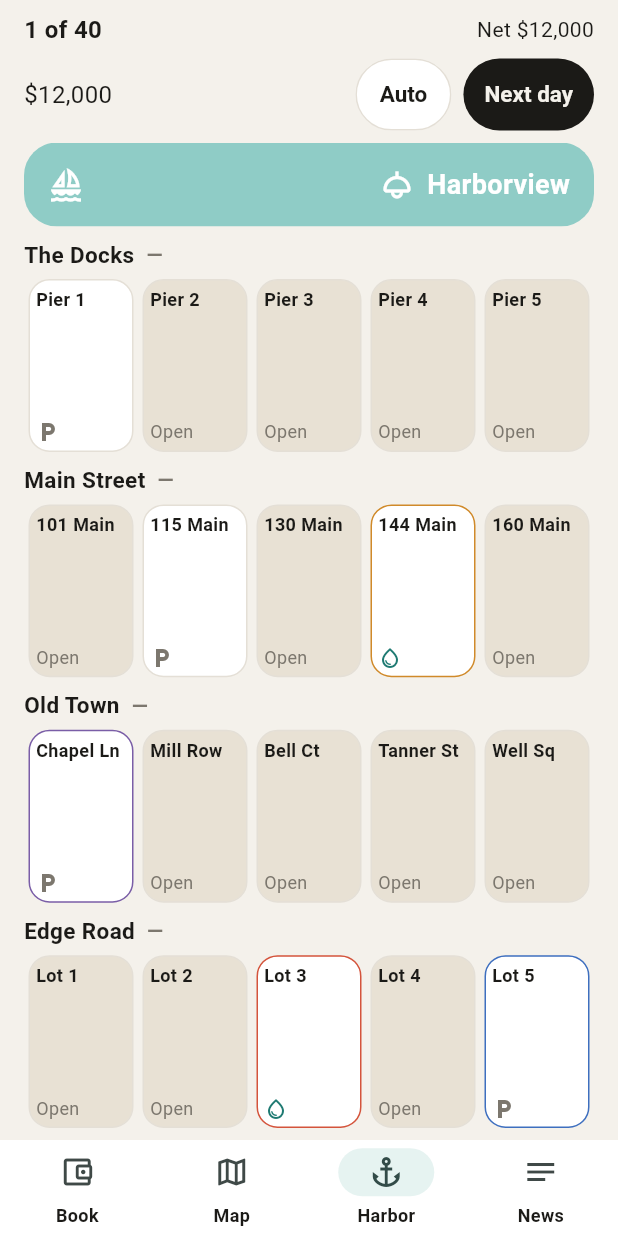
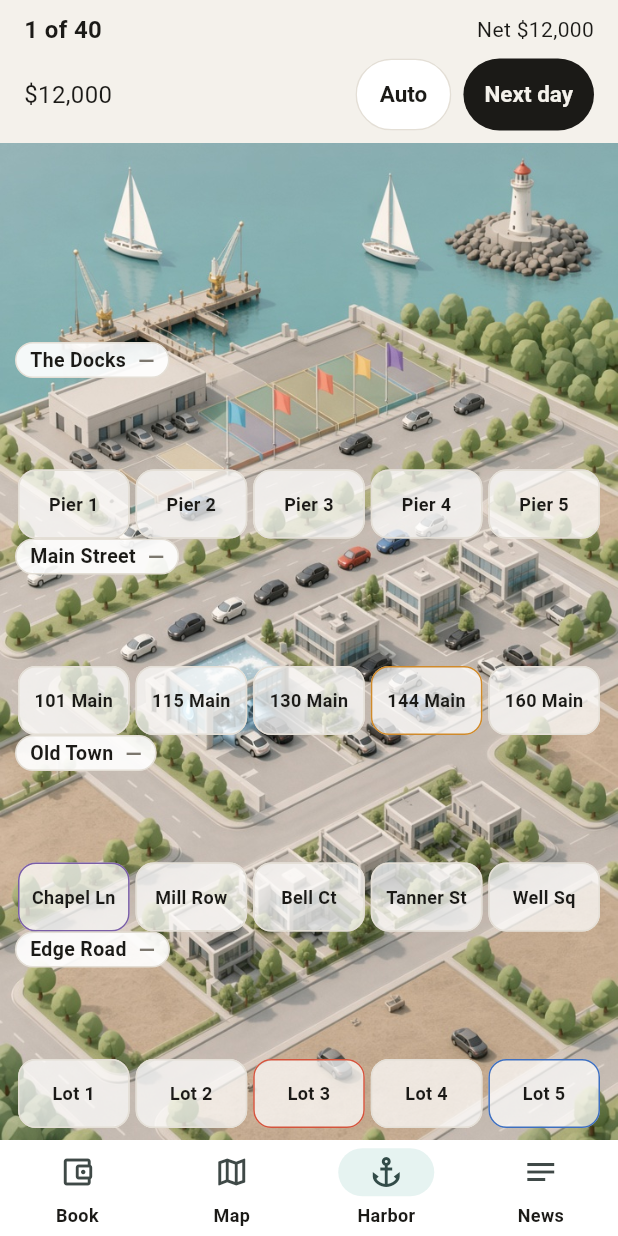
Before and after one commit to balapro4359/balapro4359, a Flutter app: the screen it shows after launch, after a tap on "Open Harborview", on a phone screen of 412 x 824 dp. Run offline on Flutter 3.47's test engine with Material 3 defaults, Android fonts, the phone set to English and light mode, and no system bars; our stand-ins replace flutter_riverpod.

Commit message:
Show the island, harbor, mine, and valley.
The map and the cities use the agreed world plates. Live labels sit on the pictures. Ironridge and Greenvale still have no prices.

Co-authored-by: balapro4359 <balapro4359@users.noreply.github.com>

```diff
--- a/apps/mobile/lib/pages.dart
+++ b/apps/mobile/lib/pages.dart
@@ -6,6 +6,7 @@ import 'controller.dart';
 import 'format.dart';
 import 'theme.dart';
 import 'widgets.dart';
+import 'world.dart';
 
 class BookPage extends StatelessWidget {
   const BookPage({super.key, required this.game, required this.onOpenHarbor});
@@ -307,6 +308,89 @@ class _ResultCard extends StatelessWidget {
   }
 }
 
+void _openPlace(BuildContext context, String id) {
+  final iron = id == 'ironridge';
+  Navigator.of(context).push(
+    PageRouteBuilder<void>(
+      transitionDuration: motionOf(context),
+      reverseTransitionDuration: motionOf(context),
+      pageBuilder: (context, animation, secondary) {
+        return FadeTransition(
+          opacity: animation,
+          child: _ClosedCity(
+            name: iron ? 'Ironridge' : 'Greenvale',
+            line: iron ? 'One mine, fast and fragile' : 'A farming valley, slow and steady',
+            asset: iron ? 'assets/world/ironridge.jpg' : 'assets/world/greenvale.jpg',
+          ),
+        );
+      },
+    ),
+  );
+}
+
+class _ClosedCity extends StatelessWidget {
+  const _ClosedCity({required this.name, required this.line, required this.asset});
+
+  final String name;
+  final String line;
+  final String asset;
+
+  @override
+  Widget build(BuildContext context) {
+    final palette = HoldingsPalette.of(context);
+    return Scaffold(
+      backgroundColor: palette.bg,
+      body: Stack(
+        children: [
+          Positioned.fill(child: WorldPlate(asset: asset)),
+          SafeArea(
+            child: Align(
+              alignment: Alignment.topLeft,
+              child: Padding(
+                padding: const EdgeInsets.all(12),
+                child: IconButton.filled(
+                  onPressed: () => Navigator.of(context).pop(),
+                  icon: const Icon(Icons.arrow_back),
+                  tooltip: 'Back to the island',
+                  style: IconButton.styleFrom(
+                    backgroundColor: palette.card,
+                    foregroundColor: palette.ink,
+                    minimumSize: const Size(48, 48),
+                  ),
+                ),
+              ),
+            ),
+          ),
+          Align(
+            alignment: Alignment.bottomCenter,
+            child: SafeArea(
+              child: Padding(
+                padding: const EdgeInsets.fromLTRB(16, 0, 16, 12),
+                child: SoftCard(
+                  child: Column(
+                    mainAxisSize: MainAxisSize.min,
+                    crossAxisAlignment: CrossAxisAlignment.start,
+                    children: [
+                      Text(name, style: const TextStyle(fontSize: 22, fontWeight: FontWeight.w600)),
+                      const SizedBox(height: 4),
+                      Text(line, style: const TextStyle(fontSize: 15)),
+                      const SizedBox(height: 8),
+                      const Text(
+                        'Prices for this city are not in the book yet.',
+                        style: TextStyle(fontSize: 15, height: 1.35),
+                      ),
+                    ],
+                  ),
+                ),
+              ),
+            ),
+          ),
+        ],
+      ),
+    );
+  }
+}
+
 class MapPage extends StatelessWidget {
   const MapPage({super.key, required this.game, required this.onOpenHarbor});
 
@@ -318,20 +402,17 @@ class MapPage extends StatelessWidget {
     final palette = HoldingsPalette.of(context);
     final changes = game.streets.map((street) => game.streetChange(street.id, 1)).whereType<double>();
     final harborChange = changes.isEmpty ? null : changes.reduce((a, b) => a + b) / game.streets.length;
-    return ListView(
-      padding: const EdgeInsets.fromLTRB(20, 16, 20, 32),
+    return LayoutBuilder(
+      builder: (context, constraints) {
+        final h = constraints.maxHeight;
+        return Stack(
           children: [
-        const Text(
-          'The island',
-          style: TextStyle(fontSize: 28, fontWeight: FontWeight.w600, letterSpacing: -0.6),
-        ),
-        const SizedBox(height: 6),
-        Text(
-          'Three cities. Harborview is the open book.',
-          style: TextStyle(color: palette.muted, fontSize: 15),
-        ),
-        const SizedBox(height: 16),
-        _CityCard(
+            const Positioned.fill(child: WorldPlate(asset: 'assets/world/island.jpg')),
+            Positioned(
+              left: 48,
+              right: 48,
+              top: h * 0.18,
+              child: _CityCard(
                 name: 'Harborview',
                 line: 'Port and trade',
                 detail: 'Buy land, build, and sell today.',
@@ -340,25 +421,38 @@ class MapPage extends StatelessWidget {
                 fragilityColor: palette.teal,
                 onTap: onOpenHarbor,
               ),
-        const SizedBox(height: 12),
-        _CityCard(
+            ),
+            Positioned(
+              left: 48,
+              right: 48,
+              top: h * 0.46,
+              child: _CityCard(
                 name: 'Ironridge',
                 line: 'One mine, fast and fragile',
                 detail: 'Prices for this city are not in the book yet.',
                 fragility: 0.86,
                 fragilityColor: palette.coral,
                 closed: true,
+                onTap: () => _openPlace(context, 'ironridge'),
               ),
-        const SizedBox(height: 12),
-        _CityCard(
+            ),
+            Positioned(
+              left: 48,
+              right: 48,
+              top: h * 0.72,
+              child: _CityCard(
                 name: 'Greenvale',
                 line: 'A farming valley, slow and steady',
                 detail: 'Prices for this city are not in the book yet.',
                 fragility: 0.18,
                 fragilityColor: palette.teal,
                 closed: true,
+                onTap: () => _openPlace(context, 'greenvale'),
+              ),
             ),
           ],
+        );
+      },
     );
   }
 }
@@ -395,7 +489,7 @@ class _CityCard extends StatelessWidget {
         borderRadius: BorderRadius.circular(22),
         child: Container(
           constraints: const BoxConstraints(minHeight: 48),
-          padding: const EdgeInsets.all(18),
+          padding: const EdgeInsets.fromLTRB(12, 8, 12, 8),
           decoration: BoxDecoration(
             borderRadius: BorderRadius.circular(22),
             border: Border.all(color: palette.line),
@@ -406,7 +500,7 @@ class _CityCard extends StatelessWidget {
               Row(
                 children: [
                   Expanded(
-                    child: Text(name, style: const TextStyle(fontSize: 20, fontWeight: FontWeight.w600)),
+                    child: Text(name, style: const TextStyle(fontSize: 16, fontWeight: FontWeight.w600)),
                   ),
                   if (change != null) StreetChange(change: change),
                   if (closed)
@@ -422,22 +516,19 @@ class _CityCard extends StatelessWidget {
                     ),
                 ],
               ),
-              const SizedBox(height: 4),
-              Text(line, style: const TextStyle(fontSize: 15)),
-              const SizedBox(height: 10),
+              Text(line, style: const TextStyle(fontSize: 13)),
+              const SizedBox(height: 6),
               ClipRRect(
                 borderRadius: BorderRadius.circular(99),
                 child: LinearProgressIndicator(
                   value: fragility,
-                  minHeight: 6,
+                  minHeight: 4,
                   backgroundColor: palette.line,
                   color: fragilityColor,
                 ),
               ),
-              const SizedBox(height: 6),
-              Text('Fragility', style: TextStyle(color: palette.muted, fontSize: 12)),
-              const SizedBox(height: 8),
-              Text(detail, style: TextStyle(color: palette.muted, fontSize: 14)),
+              const SizedBox(height: 4),
+              Text(detail, style: TextStyle(color: palette.muted, fontSize: 12)),
             ],
           ),
         ),
@@ -461,17 +552,23 @@ class HarborPage extends StatelessWidget {
         Expanded(
           child: LayoutBuilder(
             builder: (context, constraints) {
+              final night = Theme.of(context).brightness == Brightness.dark;
               return InteractiveViewer(
                 minScale: 1,
                 maxScale: 2.6,
                 child: SizedBox(
                   width: constraints.maxWidth,
                   height: constraints.maxHeight,
-                  child: Padding(
-                    padding: const EdgeInsets.fromLTRB(16, 0, 16, 8),
+                  child: Stack(
+                    children: [
+                      Positioned.fill(child: WorldPlate(asset: harborPlate(night ? Brightness.dark : Brightness.light))),
+                      Positioned(
+                        left: 10,
+                        right: 10,
+                        top: constraints.maxHeight * 0.2,
+                        bottom: 8,
                         child: Column(
                           children: [
-                        const _WaterBand(),
                             for (final street in game.streets)
                               Expanded(
                                 child: _StreetRow(
@@ -486,6 +583,8 @@ class HarborPage extends StatelessWidget {
                               ),
                           ],
                         ),
+                      ),
+                    ],
                   ),
                 ),
               );
@@ -611,110 +710,6 @@ class _TinyButton extends StatelessWidget {
   }
 }
 
-class _WaterBand extends StatefulWidget {
-  const _WaterBand();
-
-  @override
-  State<_WaterBand> createState() => _WaterBandState();
-}
-
-class _WaterBandState extends State<_WaterBand> with SingleTickerProviderStateMixin {
-  late final AnimationController _beam;
-
-  @override
-  void initState() {
-    super.initState();
-    _beam = AnimationController(vsync: this, duration: const Duration(milliseconds: 3600));
-  }
-
-  @override
-  void didChangeDependencies() {
-    super.didChangeDependencies();
-    final night = Theme.of(context).brightness == Brightness.dark;
-    final reduce = MediaQuery.disableAnimationsOf(context);
-    if (night && !reduce) {
-      if (!_beam.isAnimating) _beam.repeat();
-    } else if (_beam.isAnimating) {
-      _beam.stop();
-    }
-  }
-
-  @override
-  void dispose() {
-    _beam.dispose();
-    super.dispose();
-  }
-
-  @override
-  Widget build(BuildContext context) {
-    final palette = HoldingsPalette.of(context);
-    final night = Theme.of(context).brightness == Brightness.dark;
-    return ClipRRect(
-      borderRadius: BorderRadius.circular(22),
-      child: SizedBox(
-        height: 56,
-        child: AnimatedBuilder(
-          animation: _beam,
-          builder: (context, _) {
-            return CustomPaint(
-              painter: _WaterPainter(
-                color: palette.water,
-                beam: night ? _beam.value : null,
-                ink: palette.onWater,
-              ),
-              child: Padding(
-                padding: const EdgeInsets.symmetric(horizontal: 16),
-                child: Row(
-                  children: [
-                    Icon(Icons.sailing_outlined, color: palette.onWater),
-                    const Spacer(),
-                    Icon(Icons.light_outlined, color: palette.onWater),
-                    const SizedBox(width: 8),
-                    Text(
-                      'Harborview',
-                      style: TextStyle(
-                        color: palette.onWater,
-                        fontSize: 18,
-                        fontWeight: FontWeight.w600,
-                      ),
-                    ),
-                  ],
-                ),
-              ),
-            );
-          },
-        ),
-      ),
-    );
-  }
-}
-
-class _WaterPainter extends CustomPainter {
-  _WaterPainter({required this.color, required this.ink, required this.beam});
-
-  final Color color;
-  final Color ink;
-  final double? beam;
-
-  @override
-  void paint(Canvas canvas, Size size) {
-    canvas.drawRect(Offset.zero & size, Paint()..color = color);
-    final sweep = beam;
-    if (sweep == null) return;
-    final angle = (sweep * 2 - 1) * 0.9;
-    final origin = Offset(size.width - 28, size.height * 0.45);
-    final path = Path()
-      ..moveTo(origin.dx, origin.dy)
-      ..lineTo(origin.dx - 180, origin.dy + 70 * angle)
-      ..lineTo(origin.dx - 40, origin.dy + 18 * angle)
-      ..close();
-    canvas.drawPath(path, Paint()..color = ink.withValues(alpha: 0.16));
-  }
-
-  @override
-  bool shouldRepaint(covariant _WaterPainter old) => old.beam != beam || old.color != color;
-}
-
 class _StreetRow extends StatelessWidget {
   const _StreetRow({
     required this.game,
@@ -732,31 +727,45 @@ class _StreetRow extends StatelessWidget {
   Widget build(BuildContext context) {
     final palette = HoldingsPalette.of(context);
     final plots = game.plots.where((plot) => plot.streetId == street.id).toList();
+    return LayoutBuilder(
+      builder: (context, constraints) {
+        final pinHeight = (constraints.maxHeight - 28).clamp(20.0, 46.0);
         return Column(
       crossAxisAlignment: CrossAxisAlignment.start,
       children: [
-        const SizedBox(height: 8),
-        Row(
+        DecoratedBox(
+          decoration: BoxDecoration(
+            color: palette.card.withValues(alpha: 0.92),
+            borderRadius: BorderRadius.circular(99),
+            border: Border.all(color: palette.line),
+          ),
+          child: Padding(
+            padding: const EdgeInsets.symmetric(horizontal: 10, vertical: 2),
+            child: Row(
+              mainAxisSize: MainAxisSize.min,
               children: [
-            Text(street.name, style: const TextStyle(fontWeight: FontWeight.w600, fontSize: 15)),
+                Text(street.name, style: const TextStyle(fontWeight: FontWeight.w600, fontSize: 13)),
                 const SizedBox(width: 8),
                 StreetChange(change: game.streetChange(street.id, 1)),
                 if (street.rumor != null) ...[
-              const SizedBox(width: 8),
-              Text('!', style: TextStyle(color: palette.coral, fontWeight: FontWeight.w700, fontSize: 16)),
+                  const SizedBox(width: 6),
+                  Text('!', style: TextStyle(color: palette.coral, fontWeight: FontWeight.w700, fontSize: 14)),
                 ],
               ],
             ),
-        const SizedBox(height: 6),
-        Expanded(
+          ),
+        ),
+        const Spacer(),
+        SizedBox(
+          height: pinHeight,
           child: Row(
             crossAxisAlignment: CrossAxisAlignment.stretch,
             children: [
               for (final plot in plots)
                 Expanded(
                   child: Padding(
-                    padding: const EdgeInsets.symmetric(horizontal: 3),
-                    child: _PlotTile(
+                    padding: const EdgeInsets.symmetric(horizontal: 2),
+                    child: _PlotPin(
                       plot: plot,
                       game: game,
                       selected: plot.id == selectedId,
@@ -769,11 +778,13 @@ class _StreetRow extends StatelessWidget {
         ),
       ],
     );
+      },
+    );
   }
 }
 
-class _PlotTile extends StatefulWidget {
-  const _PlotTile({
+class _PlotPin extends StatelessWidget {
+  const _PlotPin({
     required this.plot,
     required this.game,
     required this.selected,
@@ -786,96 +797,50 @@ class _PlotTile extends StatefulWidget {
   final VoidCallback onTap;
 
   @override
-  State<_PlotTile> createState() => _PlotTileState();
-}
-
-class _PlotTileState extends State<_PlotTile> with SingleTickerProviderStateMixin {
-  late final AnimationController _pulse;
-
-  @override
-  void initState() {
-    super.initState();
-    _pulse = AnimationController(vsync: this, duration: const Duration(milliseconds: 900));
-  }
-
-  @override
-  void didChangeDependencies() {
-    super.didChangeDependencies();
-    _sync();
-  }
-
-  @override
-  void didUpdateWidget(covariant _PlotTile oldWidget) {
-    super.didUpdateWidget(oldWidget);
-    _sync();
-  }
-
-  void _sync() {
-    final reduce = MediaQuery.disableAnimationsOf(context);
-    if (widget.selected && !reduce) {
-      if (!_pulse.isAnimating) _pulse.repeat(reverse: true);
-    } else if (_pulse.isAnimating || _pulse.value != 0) {
-      _pulse.stop();
-      _pulse.value = 0;
-    }
-  }
-
-  @override
-  void dispose() {
-    _pulse.dispose();
-    super.dispose();
-  }
-
-  @override
   Widget build(BuildContext context) {
     final palette = HoldingsPalette.of(context);
-    final plot = widget.plot;
-    final income = widget.game.lastIncome[plot.id];
-    return GestureDetector(
-      onTap: widget.onTap,
-      child: AnimatedBuilder(
-        animation: _pulse,
-        builder: (context, _) {
-          final bounce = widget.selected ? (1 - _pulse.value) * 4 : 0.0;
-          return Stack(
-            children: [
-              Positioned.fill(
+    final income = game.lastIncome[plot.id];
+    final owned = plot.ownerId != null;
+    return Material(
+      color: palette.card.withValues(alpha: 0.72),
+      borderRadius: BorderRadius.circular(12),
+      child: InkWell(
+        onTap: onTap,
+        borderRadius: BorderRadius.circular(12),
         child: AnimatedContainer(
           duration: motionOf(context),
           curve: Curves.easeOutCubic,
-                  padding: const EdgeInsets.all(4),
+          padding: const EdgeInsets.symmetric(horizontal: 4, vertical: 4),
           decoration: BoxDecoration(
-                    color: plot.building == null ? palette.sand : palette.card,
-                    borderRadius: BorderRadius.circular(14),
+            borderRadius: BorderRadius.circular(12),
             border: Border.all(
-                      color: widget.selected
-                          ? palette.teal.withValues(alpha: 0.55 + _pulse.value * 0.45)
-                          : plot.ownerId != null
+              color: selected
+                  ? palette.teal
+                  : owned
                       ? ownerColor(plot.ownerId)
                       : palette.line,
-                      width: widget.selected ? 2 : 1,
+              width: selected ? 2 : 1,
             ),
           ),
           child: LayoutBuilder(
             builder: (context, constraints) {
-                      if (constraints.maxHeight < 16) return const SizedBox.shrink();
-                      final showMark = constraints.maxHeight >= 44;
-                      final showIncome = income != null && constraints.maxHeight >= 62;
+              final showKind = constraints.maxHeight >= 40;
+              final showIncome = income != null && constraints.maxHeight >= 58;
               return Column(
-                        crossAxisAlignment: CrossAxisAlignment.start,
+                mainAxisAlignment: MainAxisAlignment.center,
                 children: [
                   Text(
                     plot.name,
                     maxLines: 1,
                     overflow: TextOverflow.ellipsis,
+                    textAlign: TextAlign.center,
                     style: const TextStyle(fontSize: 12, fontWeight: FontWeight.w600),
                   ),
-                          if (showMark) const Spacer(),
-                          if (showMark && plot.building == BuildingType.carWash)
-                            Icon(Icons.water_drop_outlined, size: 16, color: palette.teal)
-                          else if (showMark && plot.building == BuildingType.parking)
-                            Icon(Icons.local_parking_outlined, size: 16, color: palette.muted)
-                          else if (showMark)
+                  if (showKind && plot.building == BuildingType.carWash)
+                    Icon(Icons.water_drop_outlined, size: 14, color: palette.teal)
+                  else if (showKind && plot.building == BuildingType.parking)
+                    Icon(Icons.local_parking_outlined, size: 14, color: palette.muted)
+                  else if (showKind)
                     Text(
                       plot.ownerId == null ? 'Open' : 'Lot',
                       style: TextStyle(fontSize: 12, color: palette.muted),
@@ -896,20 +861,6 @@ class _PlotTileState extends State<_PlotTile> with SingleTickerProviderStateMixi
             },
           ),
         ),
-              ),
-              if (widget.selected)
-                Positioned(
-                  top: 0,
-                  left: 0,
-                  right: 0,
-                  child: Transform.translate(
-                    offset: Offset(0, bounce),
-                    child: Icon(Icons.arrow_drop_down, size: 16, color: palette.teal),
-                  ),
-                ),
-            ],
-          );
-        },
       ),
     );
   }
--- /dev/null
+++ b/apps/mobile/lib/world.dart
@@ -0,0 +1,26 @@
+import 'package:flutter/material.dart';
+
+/// A place from the agreed world plates. Later art can replace the asset.
+class WorldPlate extends StatelessWidget {
+  const WorldPlate({super.key, required this.asset});
+
+  final String asset;
+
+  @override
+  Widget build(BuildContext context) {
+    return Image.asset(
+      asset,
+      fit: BoxFit.cover,
+      width: double.infinity,
+      height: double.infinity,
+      alignment: Alignment.center,
+      gaplessPlayback: true,
+    );
+  }
+}
+
+String harborPlate(Brightness brightness) {
+  return brightness == Brightness.dark
+      ? 'assets/world/harbor-night.jpg'
+      : 'assets/world/harbor-day.jpg';
+}
--- a/apps/mobile/pubspec.yaml
+++ b/apps/mobile/pubspec.yaml
@@ -20,3 +20,9 @@ dev_dependencies:
 
 flutter:
   uses-material-design: true
+  assets:
+    - assets/world/island.jpg
+    - assets/world/harbor-day.jpg
+    - assets/world/harbor-night.jpg
+    - assets/world/ironridge.jpg
+    - assets/world/greenvale.jpg
```
Also changed, not shown: apps/mobile/assets/world/greenvale.jpg (added), apps/mobile/assets/world/harbor-day.jpg (added), apps/mobile/assets/world/harbor-night.jpg (added), apps/mobile/assets/world/ironridge.jpg (added), apps/mobile/assets/world/island.jpg (added), 2 other files. Lines whose indentation alone changed are shown as unchanged.
